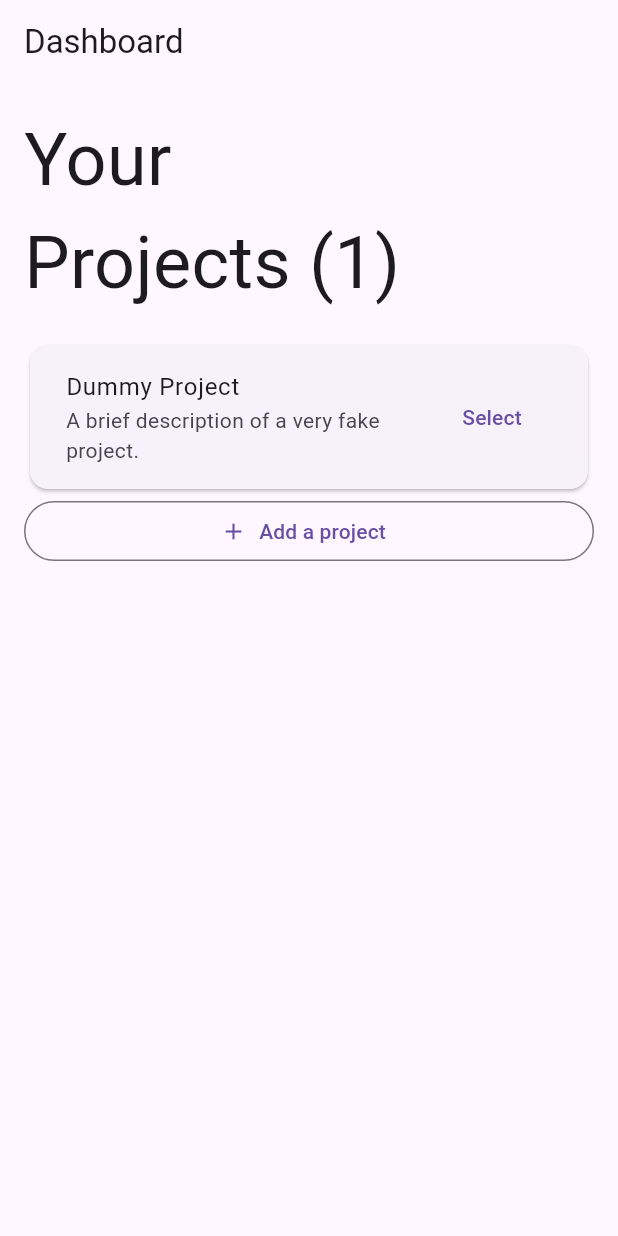
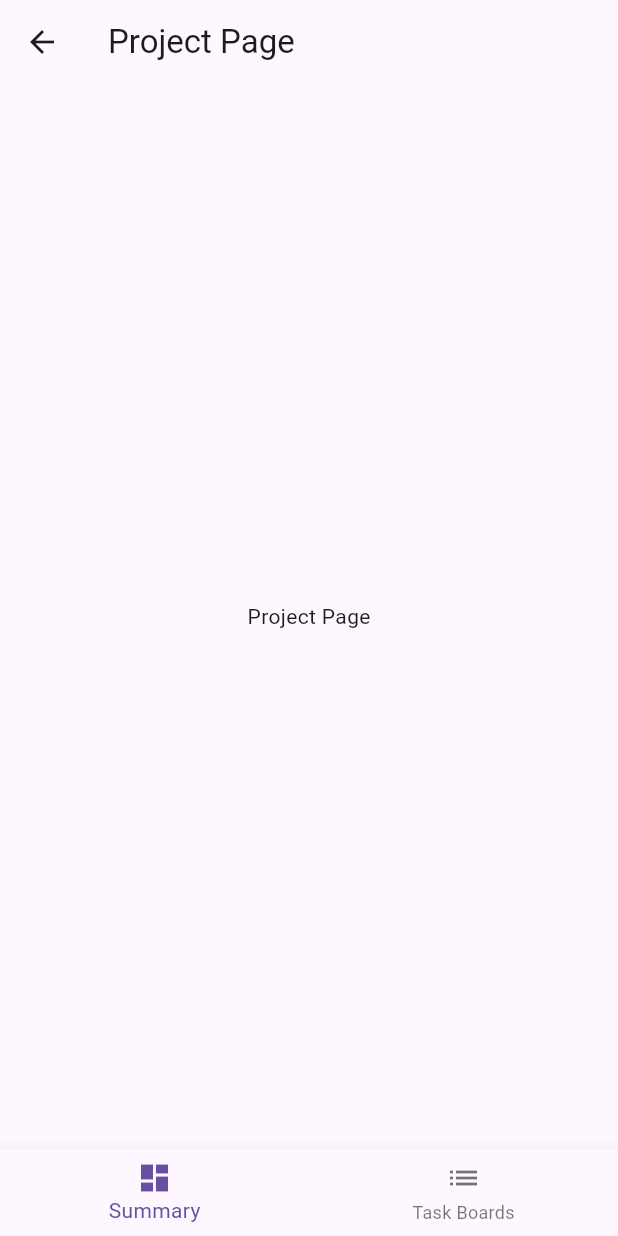
Before and after one commit to LCmaster/project_manager_app, a Flutter app: the DashboardPage screen opened by its route, after a tap on "Select", on a phone screen of 412 x 824 dp. Run offline on Flutter 3.47's test engine with Material 2 defaults, Android fonts, the phone set to English and light mode, and no system bars; our stand-ins replace flutter_riverpod, go_router; generated files the repository leaves out were written again.

Commit message:
Add project page placeholder

```diff
--- a/lib/src/app_router.dart
+++ b/lib/src/app_router.dart
@@ -1,10 +1,19 @@
 import 'package:go_router/go_router.dart';
 import 'package:threev_project_manager_app/src/features/dashboard/pages/dashboard_page.dart';
+import 'package:threev_project_manager_app/src/features/project/pages/project_page.dart';
 
 class AppRouter {
   static final dashboard = GoRoute(
-    path: "/",
-    builder: (context, state) => DashboardPage(),
+      path: "/",
+      name: "DASHBOARD",
+      builder: (context, state) => DashboardPage(),
+      routes: [
+        project,
+      ]);
+  static final project = GoRoute(
+    path: "project/:id",
+    name: "PROJECT",
+    builder: (context, state) => ProjectPage(),
   );
 
   static final router = GoRouter(
--- a/lib/src/features/dashboard/widgets/project_card.dart
+++ b/lib/src/features/dashboard/widgets/project_card.dart
@@ -1,5 +1,6 @@
 // ignore_for_file: public_member_api_docs, sort_constructors_first
 import 'package:flutter/material.dart';
+import 'package:go_router/go_router.dart';
 
 import 'package:threev_project_manager_app/src/features/dashboard/models/project.dart';
 
@@ -20,7 +21,12 @@ class ProjectCard extends StatelessWidget {
           title: Text(project.name),
           subtitle: Text(project.description),
           trailing: TextButton(
-            onPressed: () {},
+            onPressed: () => context.goNamed(
+              "PROJECT",
+              pathParameters: {
+                "id": project.id,
+              },
+            ),
             child: const Text("Select"),
           ),
         ),
--- /dev/null
+++ b/lib/src/features/project/pages/project_page.dart
@@ -0,0 +1,48 @@
+import 'package:flutter/material.dart';
+
+class ProjectPage extends StatefulWidget {
+  const ProjectPage({super.key});
+
+  @override
+  State<ProjectPage> createState() => _ProjectPageState();
+}
+
+class _ProjectPageState extends State<ProjectPage> {
+  int _tabIndex = 0;
+
+  @override
+  Widget build(BuildContext context) {
+    return Scaffold(
+      appBar: AppBar(
+        title: const Text(
+          "Project Page",
+        ),
+      ),
+      body: const Center(
+        child: Text(
+          "Project Page",
+        ),
+      ),
+      bottomNavigationBar: BottomNavigationBar(
+        type: BottomNavigationBarType.fixed,
+        items: const <BottomNavigationBarItem>[
+          BottomNavigationBarItem(
+            icon: Icon(Icons.dashboard),
+            label: 'Summary',
+          ),
+          BottomNavigationBarItem(
+            icon: Icon(Icons.list),
+            label: 'Task Boards',
+          ),
+        ],
+        currentIndex: _tabIndex,
+        // selectedItemColor: Colors.blue[800],
+        onTap: (index) => setState(
+          () {
+            _tabIndex = index;
+          },
+        ),
+      ),
+    );
+  }
+}
--- a/pubspec.yaml
+++ b/pubspec.yaml
@@ -16,6 +16,7 @@ dependencies:
     sdk: flutter
   flutter_riverpod: ^2.3.6
   go_router: ^8.0.5
+  hooks_riverpod: ^2.3.6
   intl: ^0.18.0
   uuid: ^3.0.7
 
```
